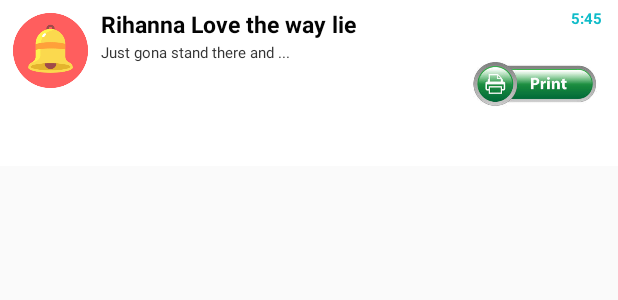
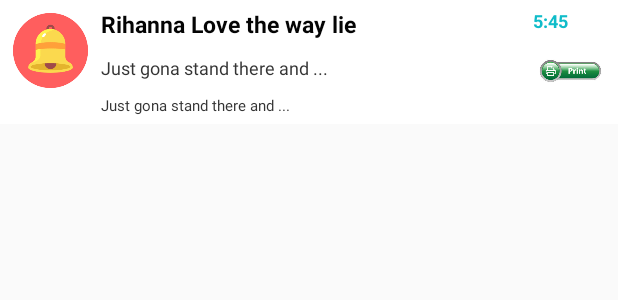
Before and after one commit to roagra/smbhackathon, an Android app: the layout list_row.xml on its own in the app's theme, with its tools: preview values and no code run, on a phone screen of 412 x 824 dp. Shown: the top 300 px of the screen. Run offline under Robolectric (Android 15) with nearby library versions, the phone set to English and light mode, and no system bars.

Commit message:
Add missing details

```diff
--- a/app/src/main/res/layout/list_row.xml
+++ b/app/src/main/res/layout/list_row.xml
@@ -1,5 +1,5 @@
 <?xml version="1.0" encoding="utf-8"?>
-<RelativeLayout xmlns:android="http://schemas.android.com/apk/res/android"
+<LinearLayout xmlns:android="http://schemas.android.com/apk/res/android"
     android:layout_width="fill_parent"
     android:layout_height="wrap_content"
     android:layout_marginBottom="@dimen/dp_2"
@@ -7,11 +7,11 @@
     android:orientation="horizontal"
     android:padding="5dip">
 
-    <!--  ListRow Left sied Thumbnail image -->
+    <!--  ListRow Left side Thumbnail image -->
     <LinearLayout
         android:id="@+id/thumbnail"
         android:layout_width="wrap_content"
-        android:layout_height="wrap_content"
+        android:layout_height="match_parent"
         android:layout_alignParentLeft="true"
         android:layout_marginRight="5dip"
         android:background="@color/white"
@@ -25,6 +25,17 @@
 
     </LinearLayout>
 
+    <LinearLayout
+        android:layout_width="match_parent"
+        android:layout_height="match_parent"
+        android:orientation="horizontal">
+
+        <LinearLayout
+            android:layout_width="0dp"
+            android:layout_weight="0.85"
+            android:layout_height="match_parent"
+
+            android:orientation="vertical">
 
             <TextView
                 android:id="@+id/title"
@@ -39,15 +50,30 @@
                 android:typeface="sans" />
 
             <TextView
-        android:id="@+id/artist"
+                android:id="@+id/address"
                 android:layout_width="fill_parent"
                 android:layout_height="wrap_content"
-        android:layout_below="@id/title"
-        android:layout_marginTop="1dip"
-        android:layout_toRightOf="@+id/thumbnail"
+                android:layout_marginTop="10dip"
+                android:text="Just gona stand there and ..."
+                android:textColor="#343434"
+                android:textSize="12dip" />
+
+            <TextView
+                android:id="@+id/recommendation"
+                android:layout_width="fill_parent"
+                android:layout_height="wrap_content"
+                android:layout_marginTop="10dip"
                 android:text="Just gona stand there and ..."
                 android:textColor="#343434"
                 android:textSize="10dip" />
+        </LinearLayout>
+
+        <LinearLayout
+            android:layout_width="0dp"
+            android:layout_weight="0.15"
+            android:layout_height="match_parent"
+            android:orientation="vertical">
+
 
             <TextView
                 android:id="@+id/duration"
@@ -59,15 +85,16 @@
                 android:gravity="right"
                 android:text="5:45"
                 android:textColor="#10bcc9"
-        android:textSize="10dip"
+                android:textSize="12dip"
                 android:textStyle="bold" />
 
             <ImageView
                 android:id="@+id/detailViewLink"
-        android:layout_width="@dimen/dp_100"
-        android:layout_height="@dimen/dp_100"
+                android:layout_width="@dimen/dp_50"
+                android:layout_height="@dimen/dp_50"
                 android:layout_alignParentRight="true"
                 android:layout_centerVertical="true"
                 android:src="@drawable/print" />
-
-</RelativeLayout>
+        </LinearLayout>
+    </LinearLayout>
+</LinearLayout>
```
Lines whose indentation alone changed are shown as unchanged.
